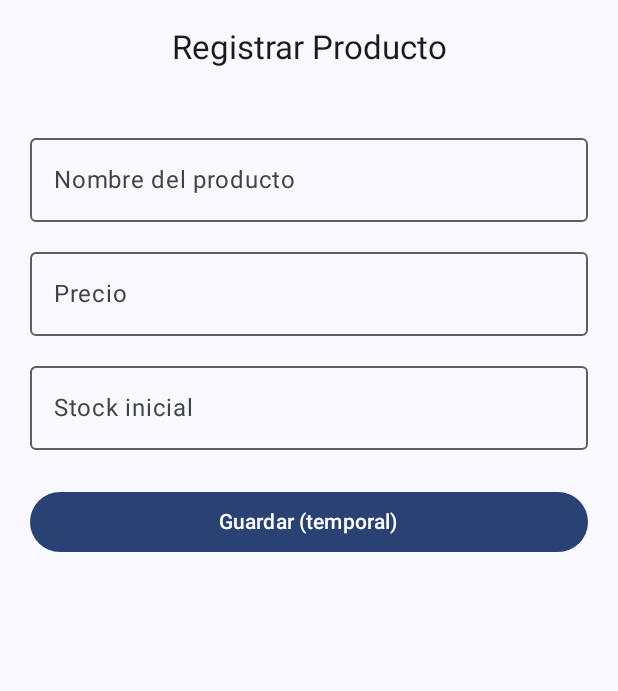
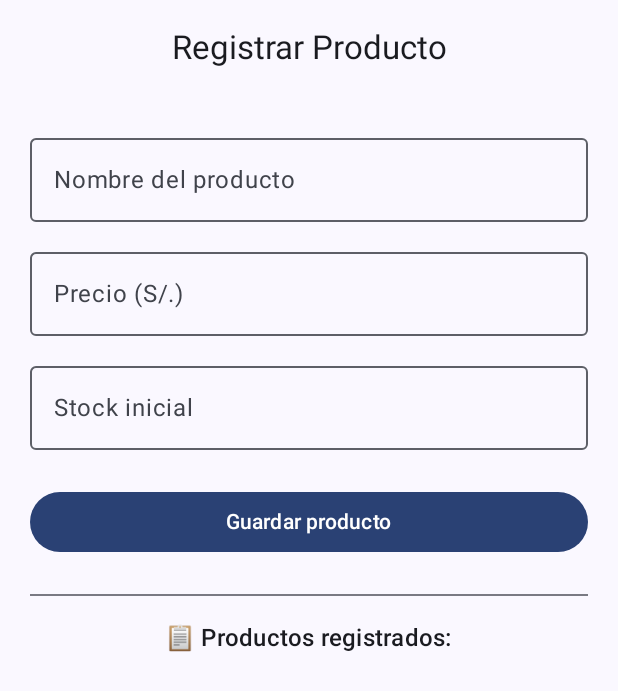
Before and after one commit to fef159/BodeApp-Control-de-Ventas, an Android app built with Jetpack Compose: the screen it shows after launch (MainActivity), after a tap on "Ir a Productos", on a phone screen of 412 x 824 dp. Shown: the top 691 px of the screen. Run offline under Robolectric (Android 15) with nearby library versions, the phone set to English and light mode, and no system bars; our stand-ins replace Room's generated code.

Commit message:
Productos con bd

```diff
--- a/BodeAPP/app/src/main/java/com/bodeapp/data/dao/ProductosDao.kt
+++ b/BodeAPP/app/src/main/java/com/bodeapp/data/dao/ProductosDao.kt
@@ -1,4 +1,18 @@
 package com.bodeapp.data.dao
 
+import androidx.room.Dao
+import androidx.room.Insert
+import androidx.room.Query
+import androidx.room.Update
+import com.bodeapp.data.model.Producto
+import kotlinx.coroutines.flow.Flow
+
+@Dao
 interface ProductosDao {
+    @Insert
+    suspend fun insert(producto: Producto)
+    @Update
+    suspend fun update(producto: Producto)
+    @Query("SELECT * FROM productos")
+    fun getAll(): Flow<List<Producto>>
 }
--- a/BodeAPP/app/src/main/java/com/bodeapp/data/db/Database.kt
+++ b/BodeAPP/app/src/main/java/com/bodeapp/data/db/Database.kt
@@ -0,0 +1,36 @@
+package com.bodeapp.data.db
+
+import android.content.Context
+import androidx.room.Database
+import androidx.room.Room
+import androidx.room.RoomDatabase
+import com.bodeapp.data.dao.ProductosDao
+import com.bodeapp.data.model.Compra
+import com.bodeapp.data.model.Producto
+import com.bodeapp.data.model.Venta
+
+@Database(
+    entities = [Producto::class, Venta::class, Compra::class],
+    version = 1,
+    exportSchema = false
+)
+abstract class BodeAppDatabase : RoomDatabase() {
+    abstract fun productosDao(): ProductosDao
+
+    companion object {
+        @Volatile
+        private var INSTANCE: BodeAppDatabase? = null
+
+        fun getDatabase(context: Context): BodeAppDatabase {
+            return INSTANCE ?: synchronized(this) {
+                val instance = Room.databaseBuilder(
+                    context.applicationContext,
+                    BodeAppDatabase::class.java,
+                    "bodeapp_db"
+                ).build()
+                INSTANCE = instance
+                instance
+            }
+        }
+    }
+}
--- a/BodeAPP/app/src/main/java/com/bodeapp/presentation/screens/ProductoScreen.kt
+++ b/BodeAPP/app/src/main/java/com/bodeapp/presentation/screens/ProductoScreen.kt
@@ -1,22 +1,43 @@
 package com.bodeapp.presentation.screens
 
 import androidx.compose.foundation.layout.*
+import androidx.compose.foundation.lazy.LazyColumn
+import androidx.compose.foundation.lazy.items
 import androidx.compose.material3.*
 import androidx.compose.runtime.*
 import androidx.compose.ui.Alignment
 import androidx.compose.ui.Modifier
+import androidx.compose.ui.platform.LocalContext
 import androidx.compose.ui.unit.dp
+import androidx.lifecycle.viewmodel.compose.viewModel
 import androidx.navigation.NavController
+import com.bodeapp.data.model.Producto
+import com.bodeapp.viewmodel.InstructorViewModel
+import com.bodeapp.viewmodel.InstructorViewModelFactory
 
 @OptIn(ExperimentalMaterial3Api::class)
 @Composable
 fun ProductoScreen(navController: NavController) {
+
+    // ✅ Inicializamos el ViewModel con Factory para que tenga acceso a la BD
+    val context = LocalContext.current
+    val factory = remember { InstructorViewModelFactory(context) }
+    val viewModel: InstructorViewModel = viewModel(factory = factory)
+
+    // Estados locales del formulario
     var nombre by remember { mutableStateOf("") }
     var precio by remember { mutableStateOf("") }
     var stock by remember { mutableStateOf("") }
 
+    // Observamos los productos desde Room
+    val productos by viewModel.productos.collectAsState()
+
     Scaffold(
-        topBar = { CenterAlignedTopAppBar(title = { Text("Registrar Producto") }) }
+        topBar = {
+            CenterAlignedTopAppBar(
+                title = { Text("Registrar Producto") }
+            )
+        }
     ) { padding ->
         Column(
             modifier = Modifier
@@ -26,6 +47,7 @@ fun ProductoScreen(navController: NavController) {
             verticalArrangement = Arrangement.Top,
             horizontalAlignment = Alignment.CenterHorizontally
         ) {
+            // 🧾 Campos del formulario
             OutlinedTextField(
                 value = nombre,
                 onValueChange = { nombre = it },
@@ -33,25 +55,79 @@ fun ProductoScreen(navController: NavController) {
                 modifier = Modifier.fillMaxWidth()
             )
             Spacer(modifier = Modifier.height(12.dp))
+
             OutlinedTextField(
                 value = precio,
                 onValueChange = { precio = it },
-                label = { Text("Precio") },
-                modifier = Modifier.fillMaxWidth()
+                label = { Text("Precio (S/.)") },
+                modifier = Modifier.fillMaxWidth(),
+                singleLine = true
             )
             Spacer(modifier = Modifier.height(12.dp))
+
             OutlinedTextField(
                 value = stock,
                 onValueChange = { stock = it },
                 label = { Text("Stock inicial") },
-                modifier = Modifier.fillMaxWidth()
+                modifier = Modifier.fillMaxWidth(),
+                singleLine = true
             )
             Spacer(modifier = Modifier.height(24.dp))
+
             Button(
-                onClick = { navController.popBackStack() },
+                onClick = {
+                    if (nombre.isNotBlank() && precio.isNotBlank() && stock.isNotBlank()) {
+                        viewModel.addProducto(
+                            nombre = nombre,
+                            precio = precio.toDoubleOrNull() ?: 0.0,
+                            stock = stock.toIntOrNull() ?: 0
+                        )
+                        nombre = ""
+                        precio = ""
+                        stock = ""
+                    }
+                },
                 modifier = Modifier.fillMaxWidth()
             ) {
-                Text("Guardar (temporal)")
+                Text("Guardar producto")
+            }
+
+            Spacer(modifier = Modifier.height(24.dp))
+
+            Divider(thickness = 1.dp)
+            Text(
+                "📋 Productos registrados:",
+                style = MaterialTheme.typography.titleMedium,
+                modifier = Modifier.padding(top = 16.dp, bottom = 8.dp)
+            )
+
+            // 🧱 Lista de productos guardados (desde Room)
+            LazyColumn(
+                modifier = Modifier
+                    .fillMaxWidth()
+                    .weight(1f)
+            ) {
+                items(productos) { p: Producto ->
+                    Card(
+                        modifier = Modifier
+                            .fillMaxWidth()
+                            .padding(vertical = 4.dp),
+                        elevation = CardDefaults.cardElevation(defaultElevation = 2.dp)
+                    ) {
+                        Row(
+                            modifier = Modifier
+                                .fillMaxWidth()
+                                .padding(12.dp),
+                            horizontalArrangement = Arrangement.SpaceBetween
+                        ) {
+                            Column {
+                                Text(p.nombre, style = MaterialTheme.typography.titleMedium)
+                                Text("Precio: S/. ${p.precio}")
+                            }
+                            Text("Stock: ${p.stock}")
+                        }
+                    }
+                }
             }
         }
     }
--- /dev/null
+++ b/BodeAPP/app/src/main/java/com/bodeapp/repository/ProductoRepository.kt
@@ -0,0 +1,11 @@
+package com.bodeapp.repository
+
+import com.bodeapp.data.dao.ProductosDao
+import com.bodeapp.data.model.Producto
+import kotlinx.coroutines.flow.Flow
+
+class ProductoRepository(private val dao: ProductosDao) {
+    fun getProductos(): Flow<List<Producto>> = dao.getAll()
+    suspend fun insertProducto(producto: Producto) = dao.insert(producto)
+    suspend fun updateProducto(producto: Producto) = dao.update(producto)
+}
--- a/BodeAPP/app/src/main/java/com/bodeapp/viewmodel/InstructorViewModel.kt
+++ b/BodeAPP/app/src/main/java/com/bodeapp/viewmodel/InstructorViewModel.kt
@@ -1,4 +1,22 @@
 package com.bodeapp.viewmodel
 
-class InstructorViewModel {
+import androidx.lifecycle.ViewModel
+import androidx.lifecycle.viewModelScope
+import com.bodeapp.data.model.Producto
+import com.bodeapp.repository.ProductoRepository
+import kotlinx.coroutines.flow.SharingStarted
+import kotlinx.coroutines.flow.StateFlow
+import kotlinx.coroutines.flow.stateIn
+import kotlinx.coroutines.launch
+
+class InstructorViewModel(private val repo: ProductoRepository) : ViewModel() {
+
+    val productos: StateFlow<List<Producto>> = repo.getProductos()
+        .stateIn(viewModelScope, SharingStarted.WhileSubscribed(5000), emptyList())
+
+    fun addProducto(nombre: String, precio: Double, stock: Int) {
+        viewModelScope.launch {
+            repo.insertProducto(Producto(nombre = nombre, precio = precio, stock = stock))
+        }
+    }
 }
--- /dev/null
+++ b/BodeAPP/app/src/main/java/com/bodeapp/viewmodel/InstructorViewModelFactory.kt
@@ -0,0 +1,15 @@
+package com.bodeapp.viewmodel
+
+import android.content.Context
+import androidx.lifecycle.ViewModel
+import androidx.lifecycle.ViewModelProvider
+import com.bodeapp.data.db.BodeAppDatabase
+import com.bodeapp.repository.ProductoRepository
+
+class InstructorViewModelFactory(private val context: Context) : ViewModelProvider.Factory {
+    override fun <T : ViewModel> create(modelClass: Class<T>): T {
+        val dao = BodeAppDatabase.getDatabase(context).productosDao()
+        val repository = ProductoRepository(dao)
+        return InstructorViewModel(repository) as T
+    }
+}
```
Also changed, not shown: BodeAPP/app/src/main/java/com/bodeapp/data/model/Compra.kt (+11 -0 lines), BodeAPP/app/src/main/java/com/bodeapp/data/model/Producto.kt (+11 -0 lines), BodeAPP/app/src/main/java/com/bodeapp/data/model/Venta.kt (+11 -0 lines).
